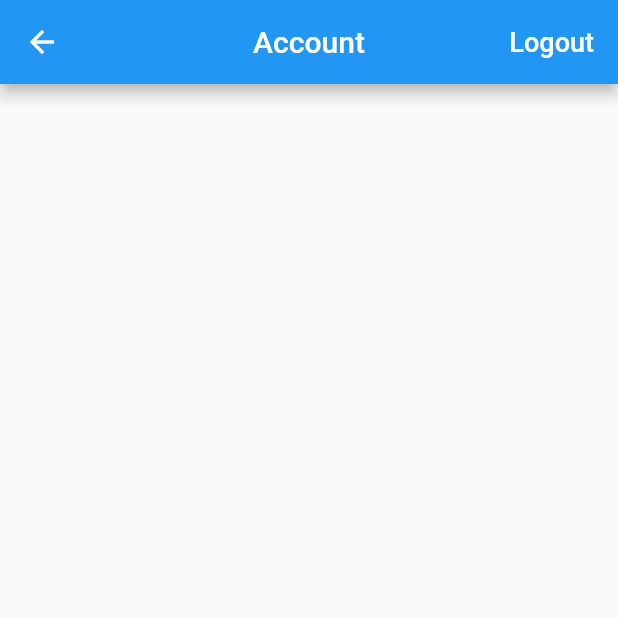
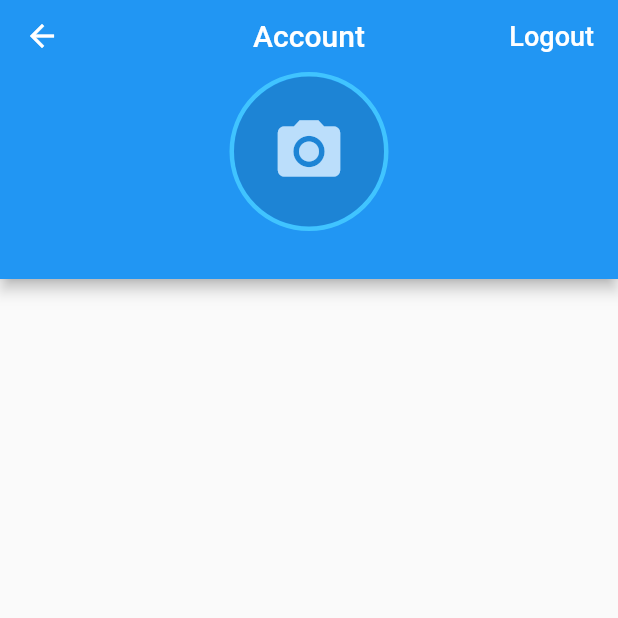
Before and after one commit to cyberian-coder/wodka, a Flutter app: the AccountPage screen opened directly, on a phone screen of 412 x 824 dp, the top half of it. Run offline on Flutter 3.47's test engine with Material 2 defaults, Android fonts, the phone set to English and light mode, and no system bars; our stand-ins replace cloud_firestore, firebase_auth, firebase_core, google_sign_in, rxdart; accounts and stored records are empty.

Commit message:
add Avatar

```diff
--- a/lib/app/home/account/account_page.dart
+++ b/lib/app/home/account/account_page.dart
@@ -1,8 +1,9 @@
+import 'package:firebase_auth/firebase_auth.dart';
 import 'package:flutter/material.dart';
 import 'package:provider/provider.dart';
+import 'package:wodka/common_widgets/avatar.dart';
 import 'package:wodka/common_widgets/show_alert_dialog.dart';
 import 'package:wodka/services/auth.dart';
-import 'package:wodka/services/database.dart';
 
 class AccountPage extends StatelessWidget {
   Future<void> _signOut(BuildContext context) async {
@@ -30,7 +31,7 @@ class AccountPage extends StatelessWidget {
   @override
   Widget build(BuildContext context) {
     final auth = Provider.of<AuthBase>(context, listen: false);
-    auth.currentUser;
+
     return Scaffold(
       appBar: AppBar(
         title: Text(
@@ -47,7 +48,30 @@ class AccountPage extends StatelessWidget {
             onPressed: () => _confirmSignOut(context),
           ),
         ],
+        bottom: PreferredSize(
+          child: _buildUserInfo(auth.currentUser),
+          preferredSize: Size.fromHeight(130),
+        ),
       ),
     );
   }
+
+  Widget _buildUserInfo(User user) {
+    return Column(
+      children: [
+        Avatar(
+          photoUrl: user.photoURL,
+          radius: 50,
+          borderColor: Colors.lightBlueAccent,
+        ),
+        SizedBox(height: 8),
+        if (user.displayName != null)
+          Text(
+            user.displayName,
+            style: TextStyle(color: Colors.white),
+          ),
+        SizedBox(height: 8),
+      ],
+    );
+  }
 }
--- /dev/null
+++ b/lib/common_widgets/avatar.dart
@@ -0,0 +1,32 @@
+import 'package:flutter/material.dart';
+
+class Avatar extends StatelessWidget {
+  const Avatar(
+      {Key key,
+      this.photoUrl,
+      @required this.radius,
+      this.borderColor = Colors.transparent})
+      : super(key: key);
+  final String photoUrl;
+  final double radius;
+  final Color borderColor;
+
+  @override
+  Widget build(BuildContext context) {
+    return Container(
+      decoration: BoxDecoration(
+        shape: BoxShape.circle,
+        border: Border.all(
+          color: borderColor,
+          width: 3.0,
+        ),
+      ),
+      child: CircleAvatar(
+        radius: radius,
+        backgroundColor: Colors.black12,
+        backgroundImage: photoUrl != null ? NetworkImage(photoUrl) : null,
+        child: photoUrl == null ? Icon(Icons.camera_alt, size: radius) : null,
+      ),
+    );
+  }
+}
```
